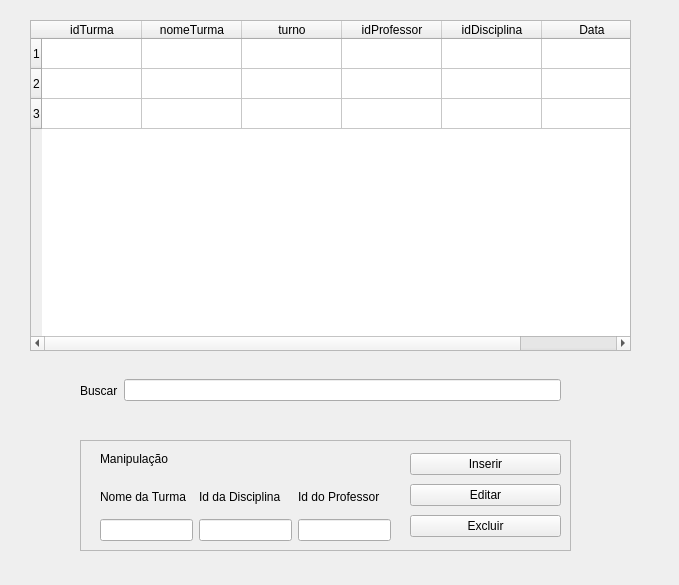
The window that view/turma.ui (jviriato/fbdqt) describes before a commit, drawn with Qt 5.
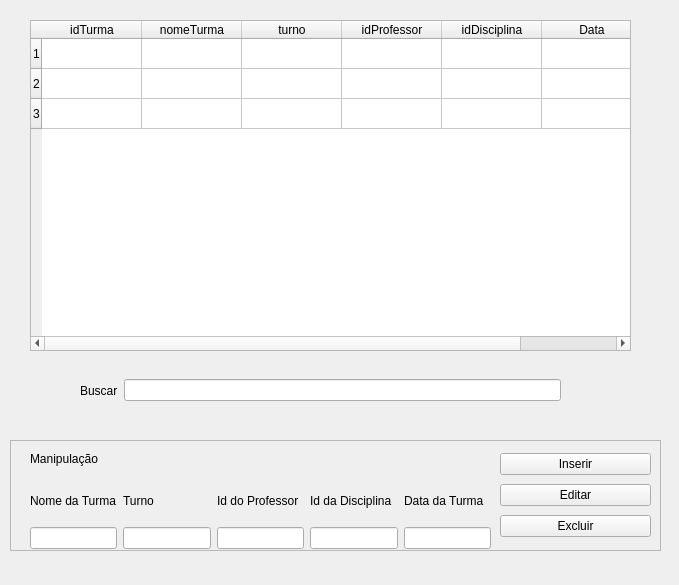
The same window after the commit.

Commit message: AGORA TERMINOU

Patch:
```diff
--- a/view/turma.ui
+++ b/view/turma.ui
@@ -71,9 +71,9 @@
   <widget class="QFrame" name="form">
    <property name="geometry">
     <rect>
-     <x>80</x>
+     <x>10</x>
      <y>440</y>
-     <width>491</width>
+     <width>651</width>
      <height>111</height>
     </rect>
    </property>
@@ -101,8 +101,8 @@
      <rect>
       <x>20</x>
       <y>40</y>
-      <width>291</width>
-      <height>61</height>
+      <width>461</width>
+      <height>69</height>
      </rect>
     </property>
     <layout class="QHBoxLayout" name="horizontalLayout">
@@ -123,6 +123,38 @@
      <item>
       <layout class="QVBoxLayout" name="verticalLayout_2">
        <item>
+        <widget class="QLabel" name="labelTurno">
+         <property name="text">
+          <string>Turno</string>
+         </property>
+        </widget>
+       </item>
+       <item>
+        <widget class="QLineEdit" name="lineTurno">
+         <property name="dragEnabled">
+          <bool>true</bool>
+         </property>
+        </widget>
+       </item>
+      </layout>
+     </item>
+     <item>
+      <layout class="QVBoxLayout" name="verticalLayout_3">
+       <item>
+        <widget class="QLabel" name="labelidProfessor">
+         <property name="text">
+          <string>Id do Professor</string>
+         </property>
+        </widget>
+       </item>
+       <item>
+        <widget class="QLineEdit" name="lineProfessor"/>
+       </item>
+      </layout>
+     </item>
+     <item>
+      <layout class="QVBoxLayout" name="verticalLayout_10" stretch="0,0">
+       <item>
         <widget class="QLabel" name="labelidDisciplina">
          <property name="text">
           <string>Id da Disciplina</string>
@@ -139,16 +171,16 @@
       </layout>
      </item>
      <item>
-      <layout class="QVBoxLayout" name="verticalLayout_10" stretch="0,0">
+      <layout class="QVBoxLayout" name="verticalLayout_5">
        <item>
-        <widget class="QLabel" name="labelidProfessor">
+        <widget class="QLabel" name="labelData">
          <property name="text">
-          <string>Id do Professor</string>
+          <string>Data da Turma</string>
          </property>
         </widget>
        </item>
        <item>
-        <widget class="QLineEdit" name="lineProfessor"/>
+        <widget class="QLineEdit" name="lineData"/>
        </item>
       </layout>
      </item>
@@ -157,7 +189,7 @@
    <widget class="QWidget" name="layoutWidget_2">
     <property name="geometry">
      <rect>
-      <x>330</x>
+      <x>490</x>
       <y>10</y>
       <width>151</width>
       <height>92</height>
```
Left out of the diff: 8 changed lines with no effect on the pictures.
